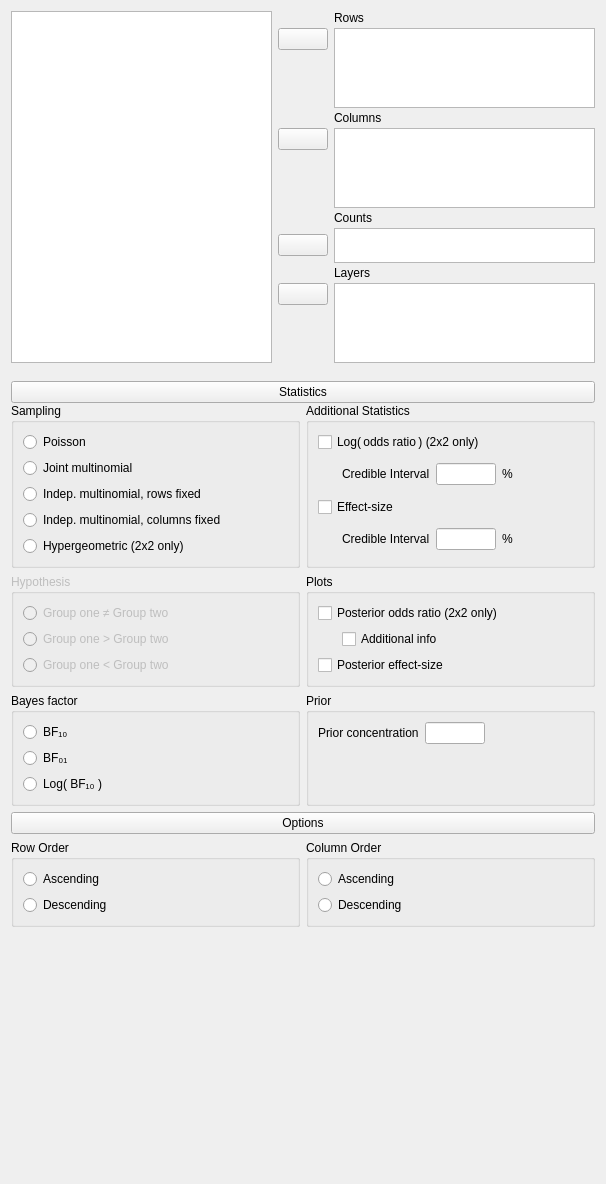
Old version of the form JASP-Desktop/analysisforms/contingencytablesbayesianform.ui in the repository jasp-stats/jasp-desktop.
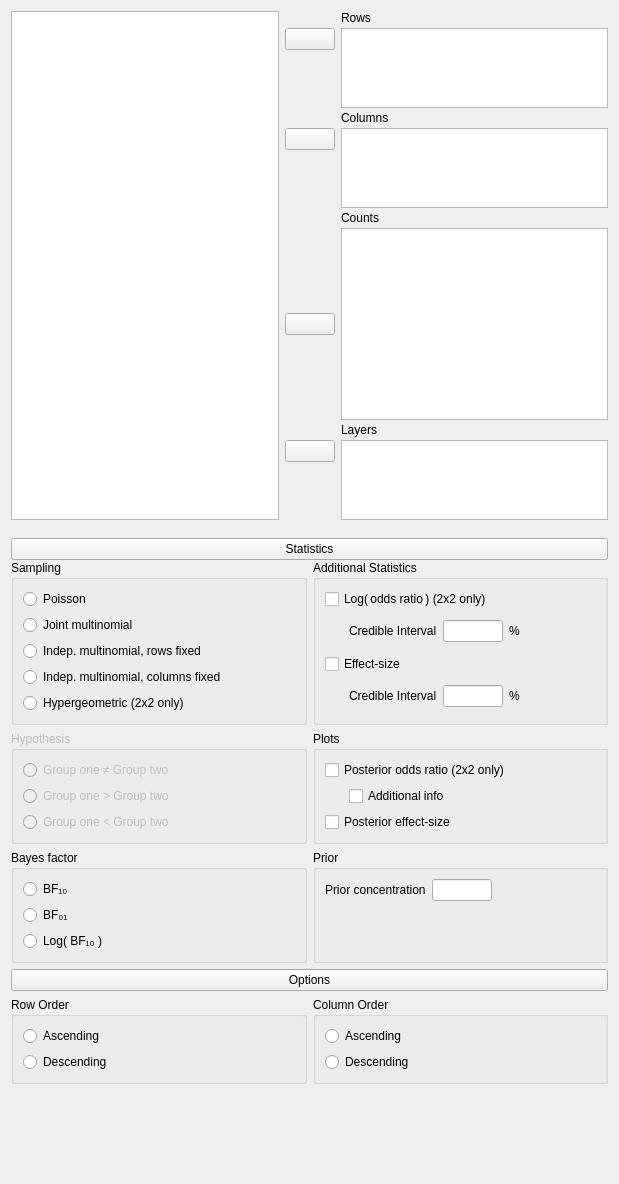
New version of the form. Custom widgets are drawn as their Qt base class.

```diff
--- a/JASP-Desktop/analysisforms/contingencytablesbayesianform.ui
+++ b/JASP-Desktop/analysisforms/contingencytablesbayesianform.ui
@@ -6,7 +6,7 @@
    <rect>
     <x>0</x>
     <y>0</y>
-    <width>606</width>
+    <width>619</width>
     <height>1184</height>
    </rect>
   </property>
@@ -125,7 +125,7 @@
         <property name="maximumSize">
          <size>
           <width>16777215</width>
-          <height>35</height>
+          <height>16777215</height>
          </size>
         </property>
         <property name="selectionMode">
@@ -852,6 +852,11 @@
    <extends>QCheckBox</extends>
    <header>widgets/boundcheckbox.h</header>
   </customwidget>
+  <customwidget>
+   <class>boundSingleItemView</class>
+   <extends>QListView</extends>
+   <header>widgets/boundsingleitemview.h</header>
+  </customwidget>
  </customwidgets>
  <resources/>
  <connections>
```
Left out of the diff: 2 changed lines with no effect on the pictures.
